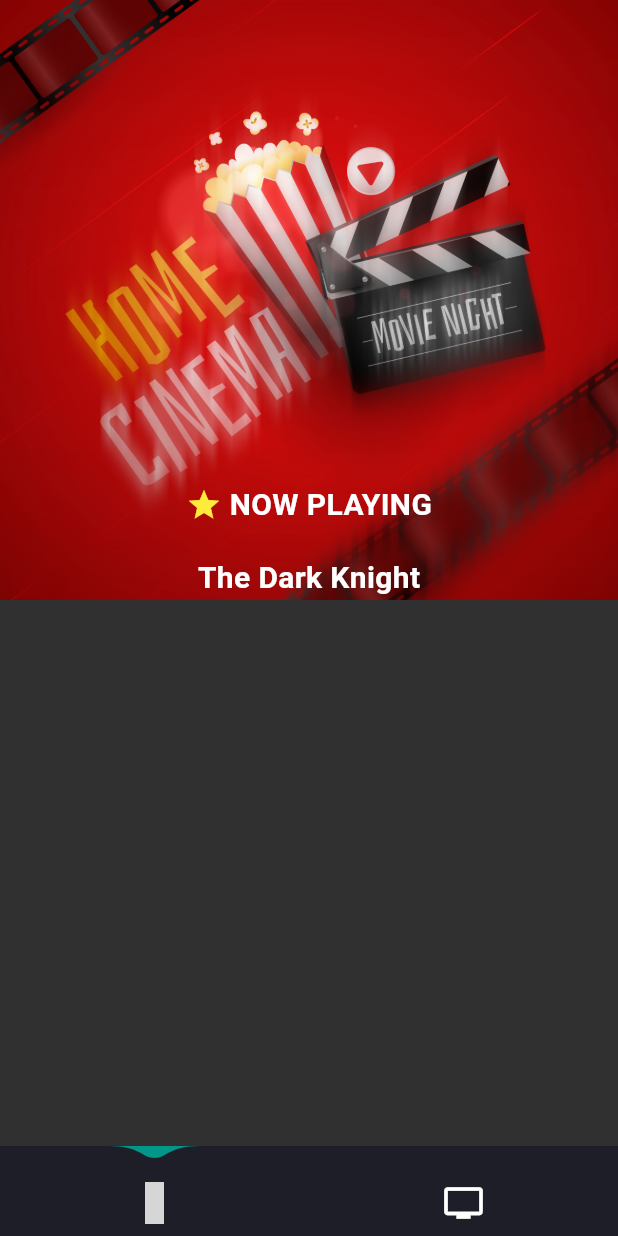
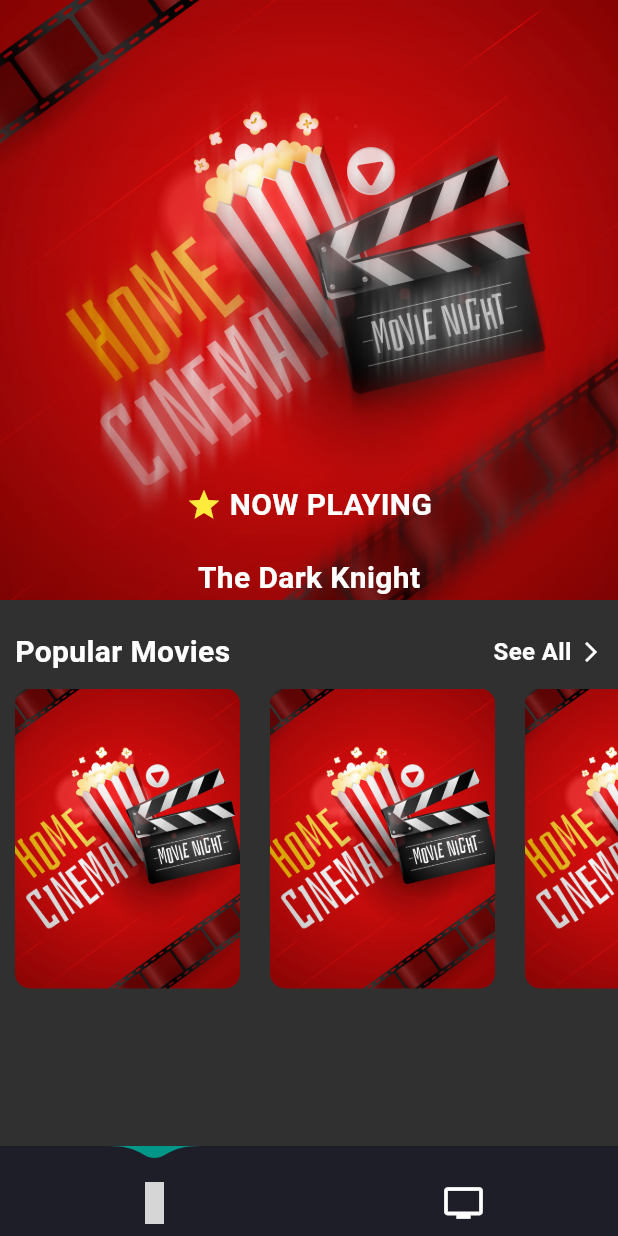
Before and after one commit to Moatasem-Official/Movies_App, a Flutter app: the screen it shows after launch, on a phone screen of 412 x 824 dp. Run offline on Flutter 3.47's test engine with Material 3 defaults, Android fonts, the phone set to English and light mode, and no system bars; drawn by our look-alikes of carousel_slider, water_drop_nav_bar; our stand-ins replace dartz, device_preview, dio, equatable, flutter_svg, freezed_annotation and 3 more; generated files the repository leaves out were written again; grey boxes are pictures that could not be loaded.

Commit message:
Add Movies Home Screen Popular Movies

```diff
--- a/lib/Movies/features/display_different_movies_types/presentation/screens/movies_home_screen.dart
+++ b/lib/Movies/features/display_different_movies_types/presentation/screens/movies_home_screen.dart
@@ -106,6 +106,71 @@
               ),
             ),
           ),
+          SliverToBoxAdapter(child: const SizedBox(height: 20)),
+          SliverToBoxAdapter(
+            child: Padding(
+              padding: const EdgeInsets.only(left: 10, right: 10),
+              child: Row(
+                children: [
+                  Text(
+                    "Popular Movies",
+                    style: TextStyle(
+                      color: Colors.white,
+                      fontSize: 20,
+                      fontWeight: FontWeight.bold,
+                    ),
+                  ),
+                  const Spacer(),
+                  Row(
+                    children: [
+                      Text(
+                        "See All",
+                        style: TextStyle(
+                          color: Colors.white,
+                          fontSize: 16,
+                          fontWeight: FontWeight.bold,
+                        ),
+                      ),
+                      const SizedBox(width: 5),
+                      const Icon(
+                        Icons.arrow_forward_ios,
+                        color: Colors.white,
+                        size: 16,
+                      ),
+                    ],
+                  ),
+                ],
+              ),
+            ),
+          ),
+          SliverToBoxAdapter(child: const SizedBox(height: 10)),
+          SliverToBoxAdapter(
+            child: SizedBox(
+              height: 200,
+              child: ListView.builder(
+                scrollDirection: Axis.horizontal,
+                shrinkWrap: true,
+                physics: const NeverScrollableScrollPhysics(),
+                itemCount: 15,
+                itemBuilder: (context, index) {
+                  return Padding(
+                    padding: const EdgeInsets.only(left: 10, right: 10),
+                    child: Container(
+                      width: 150,
+                      height: 200,
+                      decoration: BoxDecoration(
+                        borderRadius: BorderRadius.circular(10),
+                        image: const DecorationImage(
+                          image: AssetImage("assets/images/1852.jpg"),
+                          fit: BoxFit.cover,
+                        ),
+                      ),
+                    ),
+                  );
+                },
+              ),
+            ),
+          ),
         ],
       ),
     );
```
